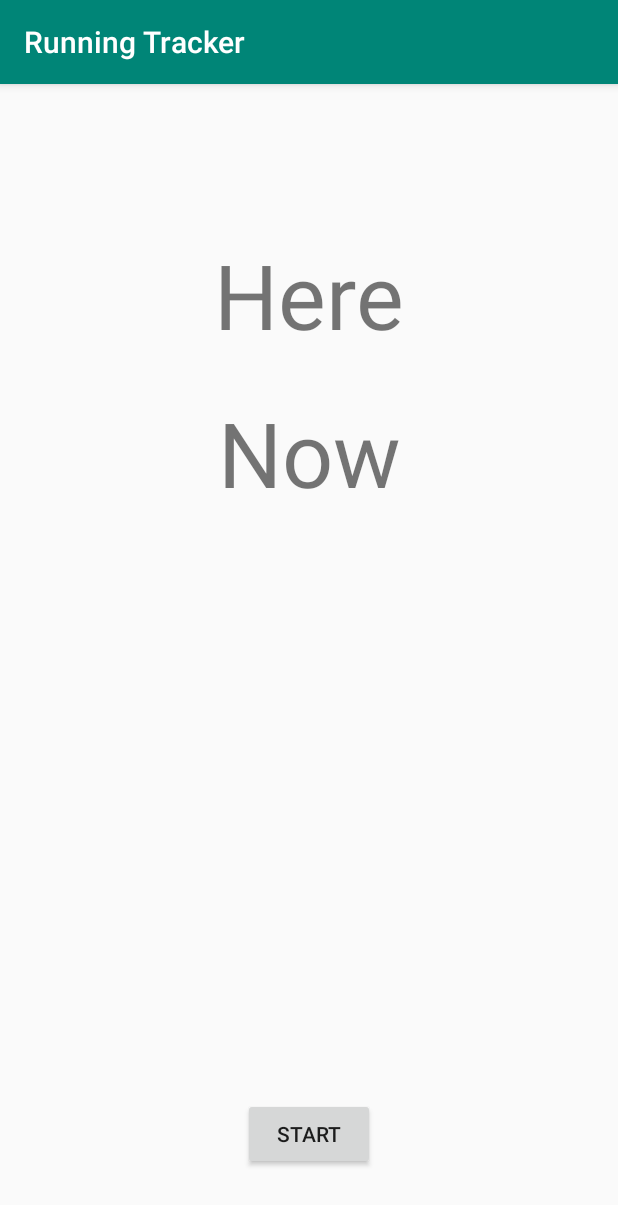
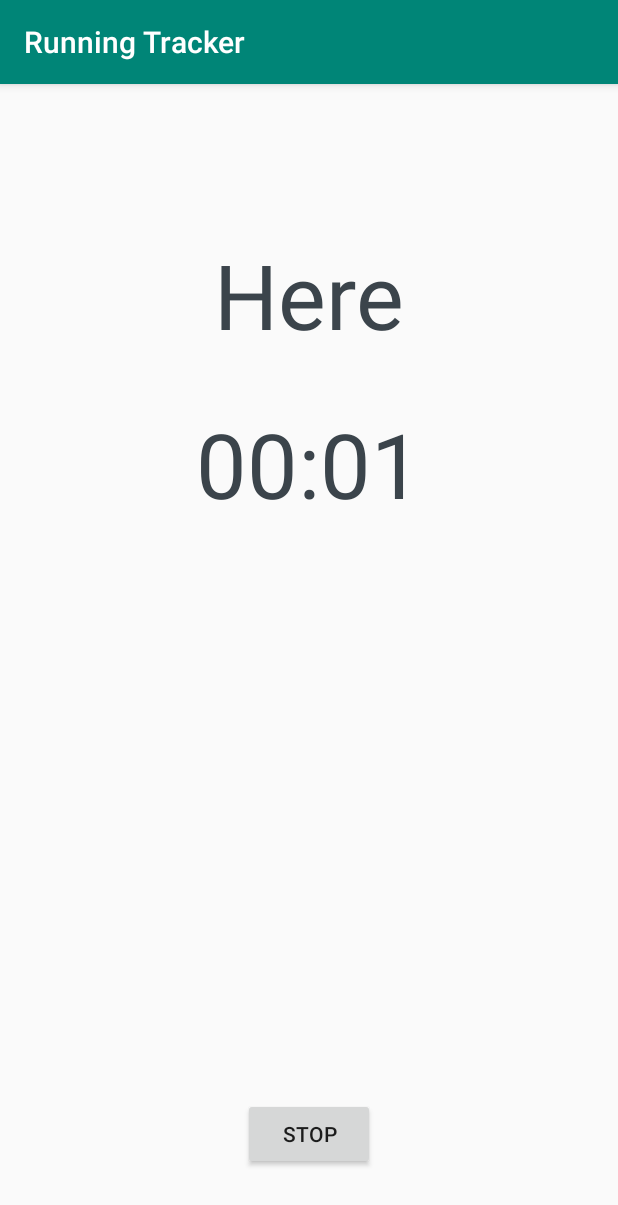
Before and after one commit to danielkwok21/RunningTracker2, an Android app: the Tracking screen opened directly, with no data from a screen before it, on a phone screen of 412 x 824 dp. Shown: the top 1205 px of the screen. Run offline under Robolectric (Android 15) with nearby library versions, the phone set to English and light mode, and no system bars.

```diff
--- a/app/src/main/java/com/example/danie/runningtracker2/Activities/Tracking.java
+++ b/app/src/main/java/com/example/danie/runningtracker2/Activities/Tracking.java
@@ -6,6 +6,7 @@ import android.content.Context;
 import android.content.Intent;
 import android.content.IntentFilter;
 import android.content.pm.PackageManager;
+import android.os.SystemClock;
 import android.support.annotation.NonNull;
 import android.support.v4.app.ActivityCompat;
 import android.support.v4.content.ContextCompat;
@@ -13,6 +14,7 @@ import android.support.v7.app.AppCompatActivity;
 import android.os.Bundle;
 import android.util.Log;
 import android.widget.Button;
+import android.widget.Chronometer;
 import android.widget.TextView;
 
 import com.example.danie.runningtracker2.R;
@@ -20,6 +22,9 @@ import com.example.danie.runningtracker2.Services.LocationService;
 import com.example.danie.runningtracker2.Track;
 import com.example.danie.runningtracker2.Util;
 import com.google.gson.Gson;
+
+import java.util.ArrayList;
+import java.util.List;
 
 public class Tracking extends AppCompatActivity {
     private static final String TAG = "Tracking";
@@ -30,10 +35,12 @@ public class Tracking extends AppCompatActivity {
     LocationReceiver locationReceiver;
 
     static TextView distance;
-    static TextView duration;
+    static Chronometer stopWatch;
     static Button start;
 
     boolean serviceRunning = false;
+    Track newTrack;
+    List<Track> tracks = new ArrayList<>();
 
     @Override
     protected void onCreate(Bundle savedInstanceState) {
@@ -53,36 +60,39 @@ public class Tracking extends AppCompatActivity {
 
     private void initComponents() {
         distance = findViewById(R.id.tracking_distance_tv);
-        duration = findViewById(R.id.tracking_duration_tv);
+        stopWatch = findViewById(R.id.tracking_duration_chr);
         start = findViewById(R.id.tracking_start_btn);
 
         start.setOnClickListener((v)->{
             if (!serviceRunning) {
                 //start detecting location
                 start.setText(R.string.stop);
-
                 i = new Intent(getApplicationContext(), LocationService.class);
                 startService(i);
 
+                stopWatch.setBase(SystemClock.elapsedRealtime());
+                stopWatch.start();
+
                 serviceRunning = true;
-                Log.d(TAG, "start service");
             } else {
                 //stop detecting location
                 start.setText(R.string.start);
                 stopService(i);
 
+                stopWatch.stop();
+
+                tracks.add(newTrack);
+
                 serviceRunning = false;
-                Log.d(TAG, "stop service");
-
             }
         });
+
+        start.performClick();
     }
 
 
     public class LocationReceiver extends BroadcastReceiver {
         Gson gson = new Gson();
-
-        Track newTrack;
         Double distance;
         String unit;
 
@@ -94,11 +104,16 @@ public class Tracking extends AppCompatActivity {
             if(intent.getAction().equals(filter.getAction(0))){
                 String json = intent.getStringExtra(LocationService.TRACK);
                 newTrack = gson.fromJson(json, Track.class);
+                newTrack.setDuration(stopWatch.getBase());
+
+                distance= newTrack.getDistance();
+                unit = newTrack.getUnit();
+                Tracking.distance.setText(String.format("%.2f", distance)+unit);
+
+
+            }else{
+                Log.d(TAG, "onReceive: Error");
             }
-
-            distance= newTrack.getDistance();
-            unit = newTrack.getUnit();
-            Tracking.distance.setText(String.format("%.2f", distance)+unit);
         }
     }
 
@@ -137,6 +152,11 @@ public class Tracking extends AppCompatActivity {
         if (grantResults.length > 0 && grantResults[0] == PackageManager.PERMISSION_GRANTED) {
             if (ContextCompat.checkSelfPermission(this, Manifest.permission.ACCESS_FINE_LOCATION) == PackageManager.PERMISSION_GRANTED) {
                 Util.Toast(this, "onRequestPermissionsResult: Permission granted");
+
+                filter = new IntentFilter();
+                filter.addAction(BROADCAST_ACTION);
+                locationReceiver = new LocationReceiver();
+                registerReceiver(locationReceiver, filter);
                 initComponents();
             }else{
                 Util.Toast(this, "onRequestPermissionsResult: Permission not granted");
--- a/app/src/main/res/layout/activity_tracking.xml
+++ b/app/src/main/res/layout/activity_tracking.xml
@@ -16,25 +16,26 @@
         android:layout_marginEnd="8dp"
         android:text="@string/here"
         android:textSize="60dp"
+        android:textColor="@color/matteblack"
         app:layout_constraintEnd_toEndOf="parent"
         app:layout_constraintStart_toStartOf="parent"
         app:layout_constraintTop_toTopOf="parent" />
 
-    <TextView
-        android:id="@+id/tracking_duration_tv"
-        android:layout_width="wrap_content"
+    <Chronometer
+        android:id="@+id/tracking_duration_chr"
+        android:layout_width="match_parent"
         android:layout_height="wrap_content"
         android:layout_marginStart="8dp"
-        android:layout_marginTop="8dp"
+        android:layout_marginTop="32dp"
         android:layout_marginEnd="8dp"
-        android:layout_marginBottom="8dp"
-        android:text="@string/now"
+        android:gravity="center_horizontal"
         android:textSize="60dp"
-        app:layout_constraintBottom_toTopOf="@+id/tracking_start_btn"
+        android:textColor="@color/matteblack"
         app:layout_constraintEnd_toEndOf="parent"
+        app:layout_constraintHorizontal_bias="0.0"
         app:layout_constraintStart_toStartOf="parent"
-        app:layout_constraintTop_toBottomOf="@+id/tracking_distance_tv"
-        app:layout_constraintVertical_bias="0.041" />
+        app:layout_constraintTop_toBottomOf="@+id/tracking_distance_tv" />
+
 
     <Button
         android:id="@+id/tracking_start_btn"
--- a/app/src/main/res/values/colors.xml
+++ b/app/src/main/res/values/colors.xml
@@ -3,7 +3,8 @@
     <color name="colorPrimary">#008577</color>
     <color name="colorPrimaryDark">#00574B</color>
     <color name="colorAccent">#D81B60</color>
-    <color name="black">#000000</color>
+    <color name="darkblack">#141414</color>
+    <color name="matteblack">#3b444b</color>
     <color name="white">#ffffff</color>
     <color name="red">#f44242</color>
     <color name="orange">#f48942</color>
```
Also changed, not shown: app/src/main/java/com/example/danie/runningtracker2/Track.java (+7 -4 lines).
